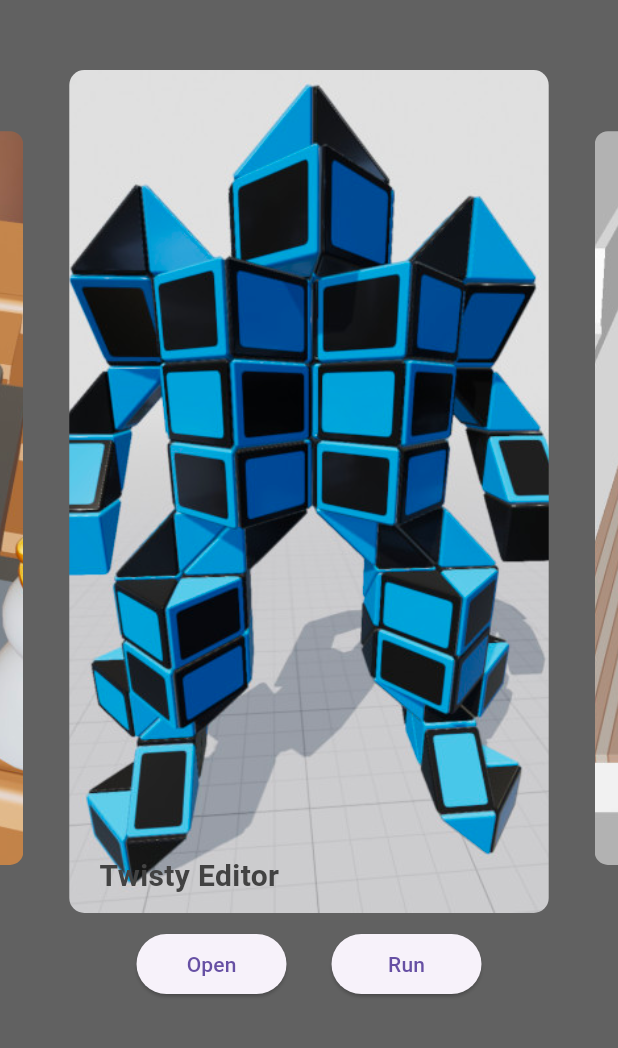
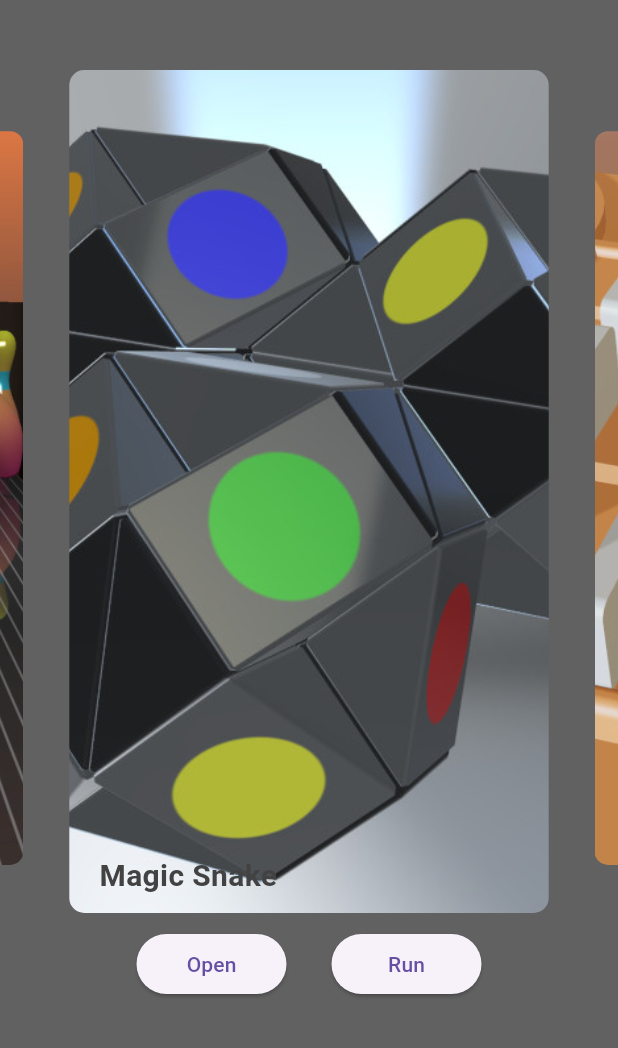
Before and after one commit to iliagrigorevdev/iliagrigorevdev.github.io, a Flutter app: the screen it shows after launch, swiped to page 2, on a phone screen of 412 x 824 dp, the part 188-1236 px from its top. Run offline on Flutter 3.47's test engine with Material 3 defaults, Android fonts, the phone set to English and light mode, and no system bars; drawn by our look-alikes of carousel_slider; missing offline and left inert: dart:html.

Commit message:
Add Magic Snake and Bowling Online 2

```diff
--- a/app/lib/main.dart
+++ b/app/lib/main.dart
@@ -25,6 +25,8 @@ class Project {
 }
 
 const List<Project> projects = [
+  Project(10, 'bowlingonline2', 'Bowling Online 2'),
+  Project(9, 'magicsnake', 'Magic Snake'),
   Project(1, 'quoridor-web', 'Quoridor'),
   Project(2, 'twistyeditor', 'Twisty Editor'),
   Project(3, 'bowling', 'Bowling'),
--- a/app/pubspec.yaml
+++ b/app/pubspec.yaml
@@ -56,6 +56,8 @@ flutter:
     - images/screenshot6.jpg
     - images/screenshot7.jpg
     - images/screenshot8.jpg
+    - images/screenshot9.jpg
+    - images/screenshot10.jpg
 
   # An image asset can refer to one or more resolution-specific "variants", see
   # https://flutter.dev/assets-and-images/#resolution-aware.
```
Also changed, not shown: app/images/screenshot10.jpg (added), app/images/screenshot9.jpg (added).
